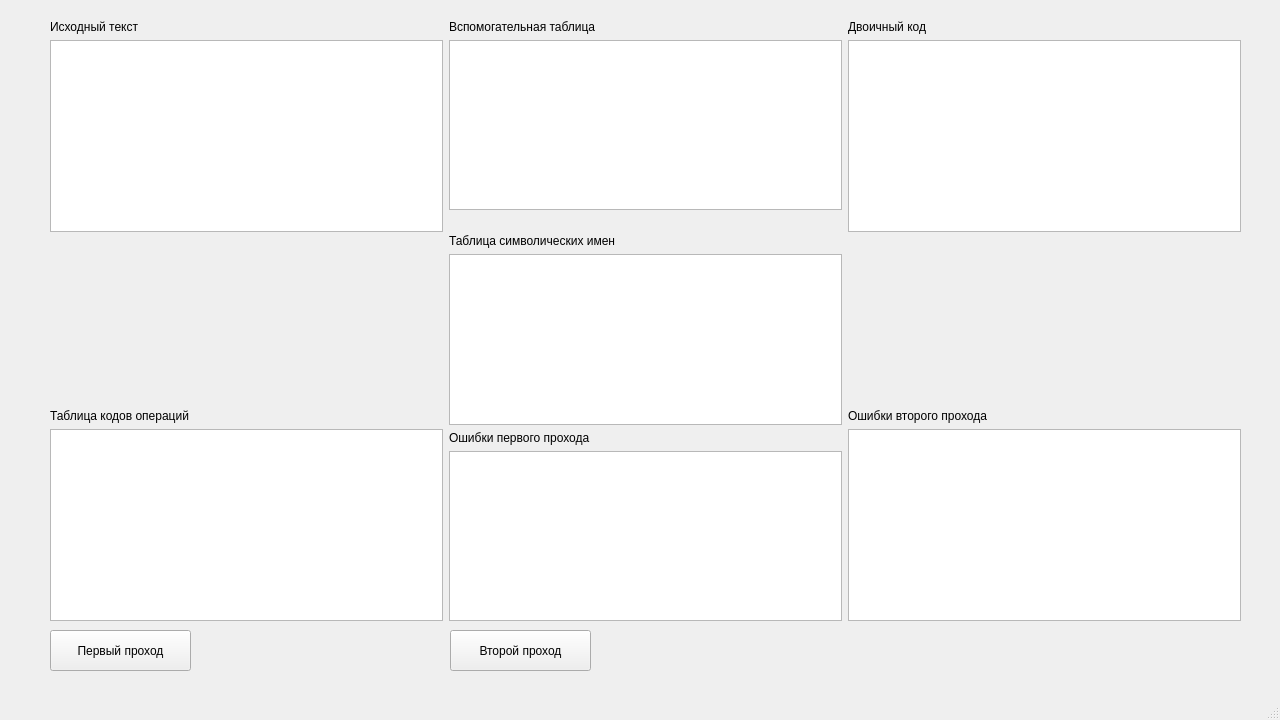
This is 7th-semester/systems-programming/1st-lab/src/ApplicationUi.ui in theseChains/uni-assignments as Qt 5 draws it before an edit. The edited form follows.
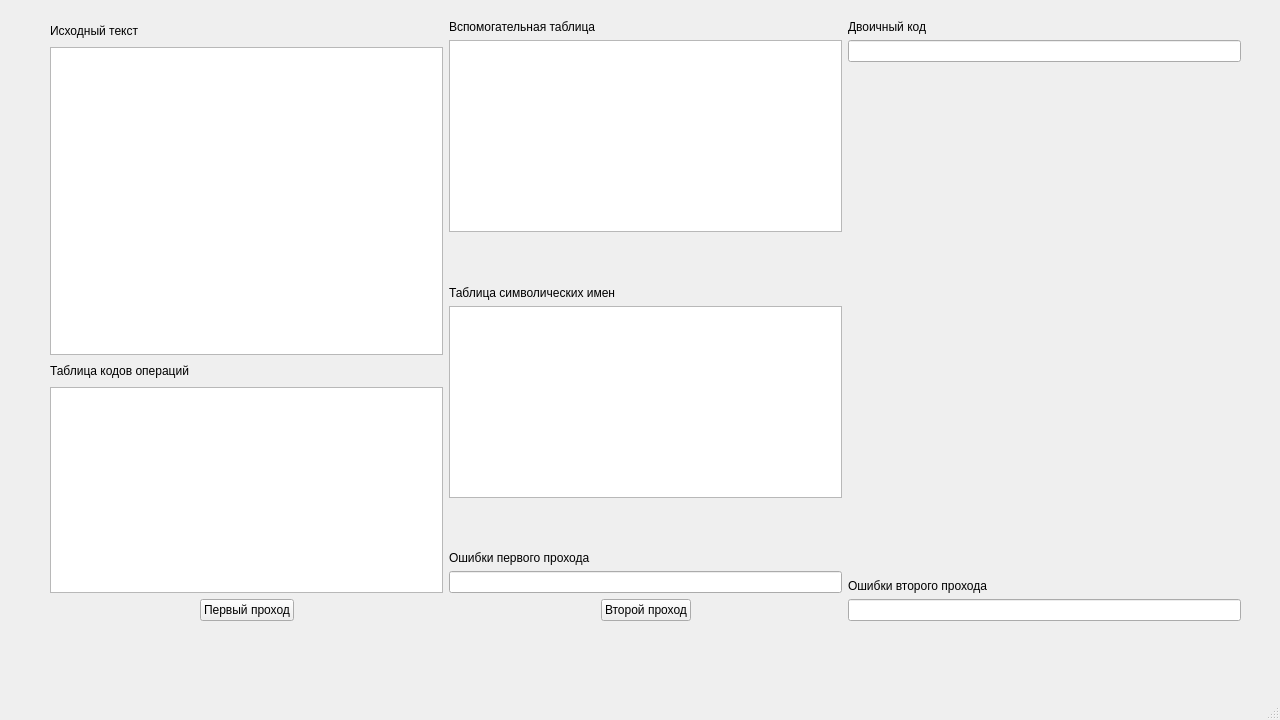
This is the edited form.

Commit message: Add table initialization

The edit to the form file:
```diff
--- a/7th-semester/systems-programming/1st-lab/src/ApplicationUi.ui
+++ b/7th-semester/systems-programming/1st-lab/src/ApplicationUi.ui
@@ -25,7 +25,7 @@
     </property>
     <layout class="QHBoxLayout" name="horizontalLayout">
      <item>
-      <layout class="QVBoxLayout" name="verticalLayout">
+      <layout class="QVBoxLayout" name="verticalLayout" stretch="1,15,1,10,1">
        <item>
         <widget class="QLabel" name="label">
          <property name="text">
@@ -34,20 +34,48 @@
         </widget>
        </item>
        <item>
-        <widget class="QTableWidget" name="tableWidget"/>
-       </item>
-       <item>
-        <spacer name="verticalSpacer">
-         <property name="orientation">
-          <enum>Qt::Vertical</enum>
+        <widget class="QTableWidget" name="sourceCodeTable">
+         <property name="verticalScrollBarPolicy">
+          <enum>Qt::ScrollBarAlwaysOff</enum>
          </property>
-         <property name="sizeHint" stdset="0">
-          <size>
-           <width>20</width>
-           <height>40</height>
-          </size>
+         <property name="horizontalScrollBarPolicy">
+          <enum>Qt::ScrollBarAlwaysOff</enum>
          </property>
-        </spacer>
+         <property name="showGrid">
+          <bool>true</bool>
+         </property>
+         <property name="rowCount">
+          <number>0</number>
+         </property>
+         <property name="columnCount">
+          <number>4</number>
+         </property>
+         <attribute name="horizontalHeaderVisible">
+          <bool>false</bool>
+         </attribute>
+         <attribute name="horizontalHeaderMinimumSectionSize">
+          <number>0</number>
+         </attribute>
+         <attribute name="horizontalHeaderDefaultSectionSize">
+          <number>97</number>
+         </attribute>
+         <attribute name="horizontalHeaderHighlightSections">
+          <bool>true</bool>
+         </attribute>
+         <attribute name="verticalHeaderVisible">
+          <bool>false</bool>
+         </attribute>
+         <attribute name="verticalHeaderMinimumSectionSize">
+          <number>0</number>
+         </attribute>
+         <attribute name="verticalHeaderDefaultSectionSize">
+          <number>20</number>
+         </attribute>
+         <column/>
+         <column/>
+         <column/>
+         <column/>
+        </widget>
        </item>
        <item>
         <widget class="QLabel" name="label_2">
@@ -57,7 +85,72 @@
         </widget>
        </item>
        <item>
-        <widget class="QTableWidget" name="tableWidget_2"/>
+        <widget class="QTableWidget" name="codeOperationTable">
+         <property name="verticalScrollBarPolicy">
+          <enum>Qt::ScrollBarAlwaysOff</enum>
+         </property>
+         <property name="horizontalScrollBarPolicy">
+          <enum>Qt::ScrollBarAlwaysOff</enum>
+         </property>
+         <property name="rowCount">
+          <number>0</number>
+         </property>
+         <property name="columnCount">
+          <number>3</number>
+         </property>
+         <attribute name="horizontalHeaderVisible">
+          <bool>false</bool>
+         </attribute>
+         <attribute name="horizontalHeaderDefaultSectionSize">
+          <number>130</number>
+         </attribute>
+         <attribute name="verticalHeaderVisible">
+          <bool>false</bool>
+         </attribute>
+         <attribute name="verticalHeaderDefaultSectionSize">
+          <number>20</number>
+         </attribute>
+         <column/>
+         <column/>
+         <column/>
+        </widget>
+       </item>
+       <item>
+        <layout class="QHBoxLayout" name="horizontalLayout_3">
+         <item>
+          <spacer name="horizontalSpacer">
+           <property name="orientation">
+            <enum>Qt::Horizontal</enum>
+           </property>
+           <property name="sizeHint" stdset="0">
+            <size>
+             <width>40</width>
+             <height>20</height>
+            </size>
+           </property>
+          </spacer>
+         </item>
+         <item>
+          <widget class="QPushButton" name="firstPassButton">
+           <property name="text">
+            <string>Первый проход</string>
+           </property>
+          </widget>
+         </item>
+         <item>
+          <spacer name="horizontalSpacer_2">
+           <property name="orientation">
+            <enum>Qt::Horizontal</enum>
+           </property>
+           <property name="sizeHint" stdset="0">
+            <size>
+             <width>40</width>
+             <height>20</height>
+            </size>
+           </property>
+          </spacer>
+         </item>
+        </layout>
        </item>
       </layout>
      </item>
@@ -94,7 +187,20 @@
         </widget>
        </item>
        <item>
-        <widget class="QTableWidget" name="tableWidget_4"/>
+        <widget class="QTableWidget" name="symbolicNamesTable"/>
+       </item>
+       <item>
+        <spacer name="verticalSpacer_4">
+         <property name="orientation">
+          <enum>Qt::Vertical</enum>
+         </property>
+         <property name="sizeHint" stdset="0">
+          <size>
+           <width>20</width>
+           <height>40</height>
+          </size>
+         </property>
+        </spacer>
        </item>
        <item>
         <widget class="QLabel" name="label_5">
@@ -104,7 +210,44 @@
         </widget>
        </item>
        <item>
-        <widget class="QTableWidget" name="tableWidget_5"/>
+        <widget class="QLineEdit" name="firstPassageErrors"/>
+       </item>
+       <item>
+        <layout class="QHBoxLayout" name="horizontalLayout_4">
+         <item>
+          <spacer name="horizontalSpacer_3">
+           <property name="orientation">
+            <enum>Qt::Horizontal</enum>
+           </property>
+           <property name="sizeHint" stdset="0">
+            <size>
+             <width>40</width>
+             <height>20</height>
+            </size>
+           </property>
+          </spacer>
+         </item>
+         <item>
+          <widget class="QPushButton" name="secondPassButton">
+           <property name="text">
+            <string>Второй проход</string>
+           </property>
+          </widget>
+         </item>
+         <item>
+          <spacer name="horizontalSpacer_4">
+           <property name="orientation">
+            <enum>Qt::Horizontal</enum>
+           </property>
+           <property name="sizeHint" stdset="0">
+            <size>
+             <width>40</width>
+             <height>20</height>
+            </size>
+           </property>
+          </spacer>
+         </item>
+        </layout>
        </item>
       </layout>
      </item>
@@ -118,7 +261,7 @@
         </widget>
        </item>
        <item>
-        <widget class="QTableWidget" name="tableWidget_6"/>
+        <widget class="QLineEdit" name="binaryCode"/>
        </item>
        <item>
         <spacer name="verticalSpacer_3">
@@ -141,38 +284,12 @@
         </widget>
        </item>
        <item>
-        <widget class="QTableWidget" name="tableWidget_8"/>
+        <widget class="QLineEdit" name="secondPassageErrors"/>
        </item>
       </layout>
      </item>
     </layout>
    </widget>
-   <widget class="QPushButton" name="pushButton">
-    <property name="geometry">
-     <rect>
-      <x>50</x>
-      <y>630</y>
-      <width>141</width>
-      <height>41</height>
-     </rect>
-    </property>
-    <property name="text">
-     <string>Первый проход</string>
-    </property>
-   </widget>
-   <widget class="QPushButton" name="pushButton_2">
-    <property name="geometry">
-     <rect>
-      <x>450</x>
-      <y>630</y>
-      <width>141</width>
-      <height>41</height>
-     </rect>
-    </property>
-    <property name="text">
-     <string>Второй проход</string>
-    </property>
-   </widget>
   </widget>
   <widget class="QMenuBar" name="menubar">
    <property name="geometry">
```
Left out of the diff: 2 changed lines with no effect on the pictures. The commit also changes 5 other files.
